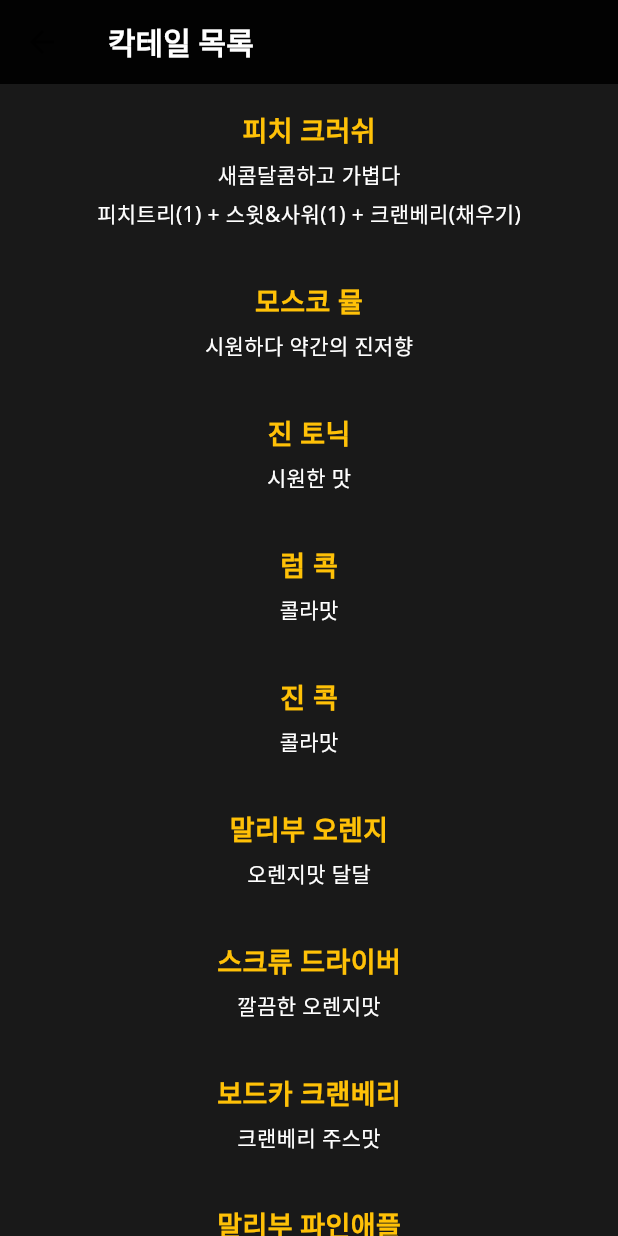
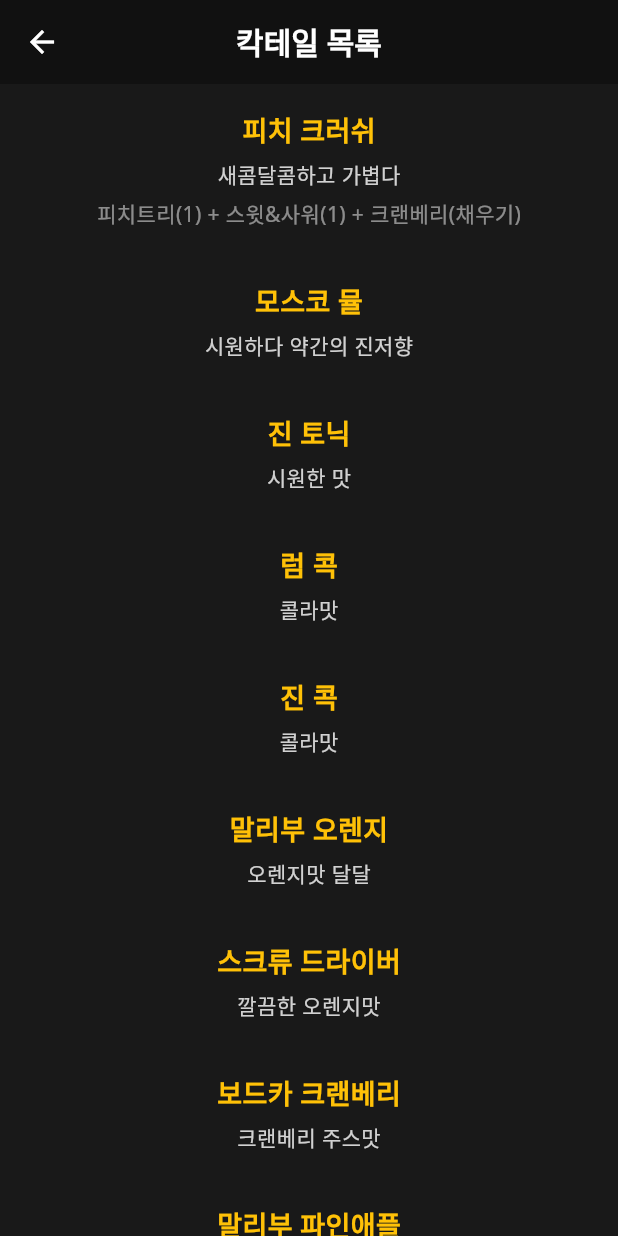
Before and after one commit to sechiyo97/daynyong_house_flutter, a Flutter app: the CocktailsScreen screen opened by its route, after a tap on "피치 크러쉬", on a phone screen of 412 x 824 dp. Run offline on Flutter 3.47's test engine with Material 3 defaults, Android fonts, the phone set to English and light mode, and no system bars; our stand-ins replace csv, get, table_calendar.

Commit message:
칵테일 메뉴 디자인 완성

```diff
--- a/lib/boardgames/board_games_screen.dart
+++ b/lib/boardgames/board_games_screen.dart
@@ -1,3 +1,4 @@
+import 'package:daynyong_house_flutter/component/custom_appbar.dart';
 import 'package:flutter/material.dart';
 import 'package:flutter/services.dart' show rootBundle;
 import 'package:csv/csv.dart';
@@ -86,7 +87,7 @@ class _BoardGamesScreenState extends State<BoardGamesScreen> {
   Widget build(BuildContext context) {
     return CustomScaffold(
       backgroundColor: Colors.black.withOpacity(0.05),
-      appBar: AppBar(
+      appBar: CustomAppBar(
         backgroundColor: Colors.black.withOpacity(0.0),
         title: const Text('보드게임 목록'),
         actions: [
--- a/lib/cocktails/cocktails_screen.dart
+++ b/lib/cocktails/cocktails_screen.dart
@@ -1,3 +1,4 @@
+import 'package:daynyong_house_flutter/component/custom_appbar.dart';
 import 'package:flutter/material.dart';
 import 'package:flutter/services.dart';
 import '../component/custom_scaffold.dart';
@@ -37,8 +38,9 @@ class _CocktailsScreenState extends State<CocktailsScreen> {
   Widget build(BuildContext context) {
     return CustomScaffold(
       backgroundColor: Colors.black.withOpacity(0.9),
-      appBar: AppBar(
-        backgroundColor: Colors.black.withOpacity(0.9),
+      appBar: CustomAppBar(
+        iconColor: Colors.white,
+        backgroundColor: Colors.black.withOpacity(0.3),
         title: const Text(
           '칵테일 목록',
           style: TextStyle(
--- a/lib/cocktails/component/cocktail_tile.dart
+++ b/lib/cocktails/component/cocktail_tile.dart
@@ -40,16 +40,16 @@ class _CocktailTileState extends State<CocktailTile> {
             const SizedBox(
               height: 6,
             ),
-            Text(widget.cocktail.description, style: const TextStyle(
-              color: Colors.white,
+            Text(widget.cocktail.description, style: TextStyle(
+              color: Colors.white.withOpacity(0.8),
             ),),
             if (_isRecipeVisible) // 레시피 표시 여부에 따라 조건부 렌더링
               Padding(
                 padding: const EdgeInsets.only(top: 6.0),
                 child: Text(
                   widget.cocktail.recipeDisplayString() ?? '',
-                  style: const TextStyle(
-                    color: Colors.white,
+                  style: TextStyle(
+                    color: Colors.white.withOpacity(0.5),
                   ),
                 ),
               ),
--- /dev/null
+++ b/lib/component/custom_appbar.dart
@@ -0,0 +1,50 @@
+import 'package:flutter/material.dart';
+
+class CustomAppBar extends StatelessWidget implements PreferredSizeWidget {
+  final Widget? title;
+  final Color? backgroundColor;
+  final PreferredSizeWidget? bottom;
+  final Color? iconColor;
+  final List<Widget> actions;
+  final Widget? leading;
+
+  const CustomAppBar({
+    super.key,
+    this.actions = const [],
+    this.backgroundColor,
+    this.title,
+    this.bottom,
+    this.leading,
+    this.iconColor,
+  });
+
+  @override
+  Widget build(BuildContext context) {
+    if (actions.isNotEmpty) {
+      actions.last = Padding(
+          padding: const EdgeInsets.only(right: 24), child: actions.last);
+    }
+    return AppBar(
+      titleSpacing: 24,
+      leading: leading,
+      elevation: 0,
+      iconTheme: IconThemeData(
+          color: iconColor,
+      ),
+      centerTitle: true,
+      title: title,
+      actions: actions,
+      backgroundColor: backgroundColor,
+    );
+  }
+
+  @override
+  Size get preferredSize {
+    double height = kToolbarHeight; // 기존 appbar에서 사용했을 높이
+    if (bottom != null) {
+      height += bottom!.preferredSize.height; // bottom 위젯의 높이 추가
+    }
+    return Size.fromHeight(height);
+  }
+
+}
--- a/lib/main_screen.dart
+++ b/lib/main_screen.dart
@@ -1,5 +1,6 @@
 import 'dart:async';
 
+import 'package:daynyong_house_flutter/component/custom_appbar.dart';
 import 'package:daynyong_house_flutter/component/custom_scaffold.dart';
 import 'package:flutter/material.dart';
 import 'package:get/get.dart';
@@ -40,19 +41,18 @@ class _MainScreenState extends State<MainScreen> {
     String imageName = 'assets/images/main_screen_image_$_imageIndex.jpeg';
     return CustomScaffold(
       backgroundColor: Colors.black.withOpacity(0.05),
-      appBar: AppBar(
+      appBar: CustomAppBar(
         title: const Text("Day & Nyong & Q"),
         leading: IconButton(
           icon: const Icon(Icons.menu),
           onPressed: () => setState(() => _isMenuVisible = !_isMenuVisible),
         ),
         backgroundColor: Colors.transparent,
-        elevation: 0,
       ),
       body: Stack(
         children: [
           AnimatedSwitcher(
-            duration: Duration(seconds: 1), // 페이드인/아웃에 걸리는 시간
+            duration: const Duration(seconds: 1), // 페이드인/아웃에 걸리는 시간
             transitionBuilder: (Widget child, Animation<double> animation) {
               return FadeTransition(
                 opacity: animation,
--- a/lib/schedule/schedule_screen.dart
+++ b/lib/schedule/schedule_screen.dart
@@ -1,3 +1,4 @@
+import 'package:daynyong_house_flutter/component/custom_appbar.dart';
 import 'package:flutter/material.dart';
 import 'package:table_calendar/table_calendar.dart';
 import 'package:csv/csv.dart';
@@ -58,8 +59,8 @@ class _ScheduleScreenState extends State<ScheduleScreen> {
   @override
   Widget build(BuildContext context) {
     return Scaffold(
-      appBar: AppBar(
-        title: const Text('스케줄'),
+      appBar: const CustomAppBar(
+        title: Text('스케줄'),
       ),
       body: Column(
         children: [
--- a/lib/wishlists/wishlists_screen.dart
+++ b/lib/wishlists/wishlists_screen.dart
@@ -1,4 +1,5 @@
 import 'package:csv/csv.dart';
+import 'package:daynyong_house_flutter/component/custom_appbar.dart';
 import 'package:daynyong_house_flutter/wishlists/component/wishlist_tile.dart';
 import 'package:flutter/material.dart';
 import 'package:flutter/services.dart';
@@ -32,8 +33,8 @@ class _WishlistsScreenState extends State<WishlistsScreen> {
   @override
   Widget build(BuildContext context) {
     return CustomScaffold(
-      appBar: AppBar(
-        title: const Column(children: [
+      appBar: const CustomAppBar(
+        title: Column(children: [
           Text(
             '집들이 선물 위시리스트',
           ),
```
